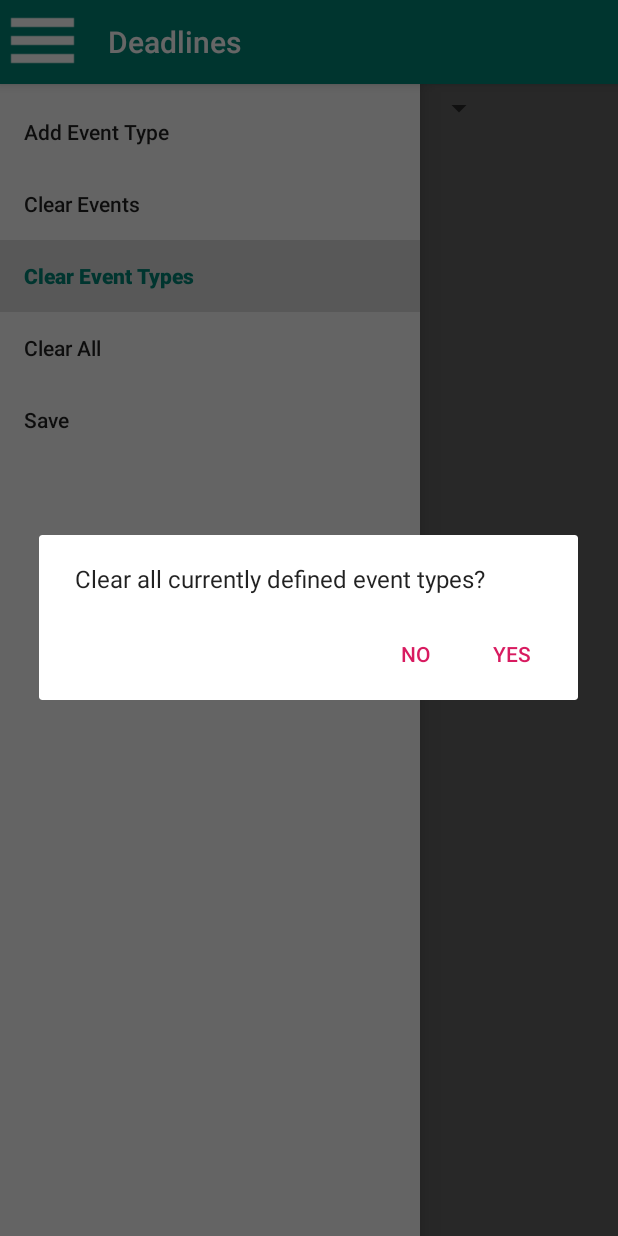
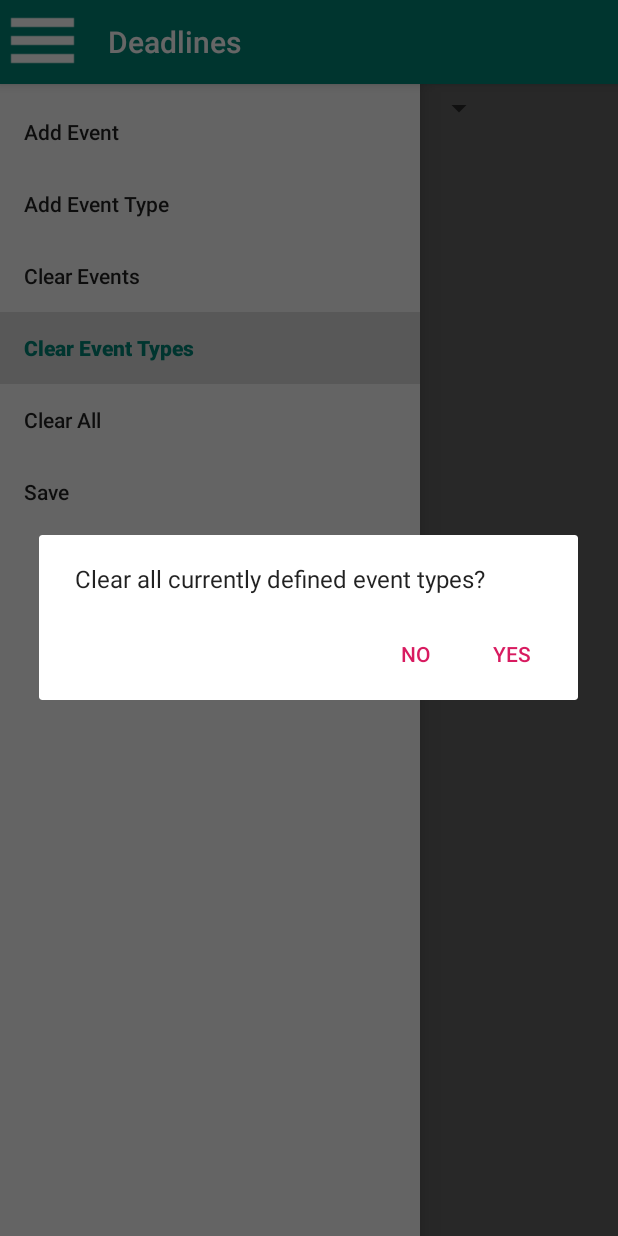
Before and after one commit to BrendanKiernan196/Deadlines, an Android app: the screen it shows after launch (MainActivity), in the side drawer, after a tap on "Clear Event Types", on a phone screen of 412 x 824 dp. Run offline under Robolectric (Android 15) with nearby library versions, the phone set to English and light mode, and no system bars.

Commit message:
Middleware 2
Add Event Type option in hm now fully functional and tested for bugs
Design for Add Event pop-up modelled, will most-likely resize the text and make it look more appealing

```diff
--- a/app/src/main/java/com/kiernan/deadlines/MainActivity.java
+++ b/app/src/main/java/com/kiernan/deadlines/MainActivity.java
@@ -11,6 +11,7 @@ import android.os.Bundle;
 import android.support.v7.widget.Toolbar;
 import android.view.MenuItem;
 import android.widget.EditText;
+import android.widget.RelativeLayout;
 
 /*
     Deadlines Project - Members
@@ -30,8 +31,12 @@ public class MainActivity extends AppCompatActivity {
 
     private DrawerLayout drawerLayout;
 
-    private AlertDialog newEventType, eventTypeFail,
+    private AlertDialog newEvent, newEventType, eventTypeFail,
             confirm, ceAlert, cetAlert, caAlert;
+
+    private RelativeLayout eventCreator;
+
+    private EditText eventTypeCreator;
 
     @Override
     protected void onCreate(Bundle savedInstanceState) {
@@ -47,6 +52,7 @@ public class MainActivity extends AppCompatActivity {
         drawerLayout = findViewById(R.id.drawer_layout);
 
         loadBags();
+        makeViews();
         makeDialogue();
         makeHamburger();
     }
@@ -68,6 +74,11 @@ public class MainActivity extends AppCompatActivity {
 
         eventTypeBag = new EventTypeBag(eventBag);
         //eventTypeBag.setTypeList(eventTypeBag.loadData());
+    }
+
+    public void makeViews(){
+        eventCreator = ((RelativeLayout) getLayoutInflater().inflate(R.layout.event_creator, null));
+        eventTypeCreator = ((EditText) getLayoutInflater().inflate(R.layout.event_type_creator, null));
     }
 
     public void makeDialogue(){
@@ -92,11 +103,11 @@ public class MainActivity extends AppCompatActivity {
                 newEventType.show();
             }
         });
-        builder.setMessage("An event type by this name exists.  Please try again.");
+        builder.setMessage("");
         eventTypeFail = builder.create();
 
         /*
-        Clear Event Confirmation
+        Clear All Events Confirmation
          */
         builder.setPositiveButton("Yes", new DialogInterface.OnClickListener() {
             public void onClick(DialogInterface dialog, int id) {
@@ -113,7 +124,7 @@ public class MainActivity extends AppCompatActivity {
         ceAlert = builder.create();
 
         /*
-        Clear Event Type Confirmation
+        Clear All Event Types Confirmation
          */
         builder.setPositiveButton("Yes", new DialogInterface.OnClickListener() {
             public void onClick(DialogInterface dialog, int id) {
@@ -130,7 +141,7 @@ public class MainActivity extends AppCompatActivity {
         cetAlert = builder.create();
 
         /*
-        Clear Event & Event Type Confirmation
+        Clear All Events & Event Types Confirmation
          */
         builder.setPositiveButton("Yes", new DialogInterface.OnClickListener() {
             public void onClick(DialogInterface dialog, int id) {
@@ -148,18 +159,32 @@ public class MainActivity extends AppCompatActivity {
         caAlert = builder.create();
 
         /*
-        Add New Event Dialogue
+        Add New Event Type Dialogue
          */
         builder.setMessage("Enter New Event Type:");
-        builder.setView(getLayoutInflater().inflate(R.layout.event_type_creator, null));
+        builder.setView(eventTypeCreator);
         builder.setPositiveButton("Add", new DialogInterface.OnClickListener() {
             public void onClick(DialogInterface dialog, int id) {
-                EditText et = findViewById(R.id.eventTypeCreator);
-                String s = et.getText().toString();
-                if(s != null && eventTypeBag.add(s)){
-                    confirm.show();
+                String s = eventTypeCreator.getText().toString().trim();
+                if(s != null){
+                    if(s.isEmpty() == false){
+                        if(eventTypeBag.add(s)) {
+                            //for(int i = 0; i < eventTypeBag.getListSize(); i++)System.out.println(eventTypeBag.getType(i).getName());
+                            eventTypeCreator.setText("");
+                            confirm.show();
+                        }
+                        else{
+                            eventTypeFail.setMessage("The type you entered already exists.");
+                            eventTypeFail.show();
+                        }
+                    }
+                    else{
+                        eventTypeFail.setMessage("Please enter a valid name");
+                        eventTypeFail.show();
+                    }
                 }
                 else{
+                    eventTypeFail.setMessage("The input string could not be accessed. Please try again");
                     eventTypeFail.show();
                 }
             }
@@ -170,6 +195,26 @@ public class MainActivity extends AppCompatActivity {
             }
         });
         newEventType = builder.create();
+
+        /*
+        Add new event dialogue
+         */
+        builder.setMessage("Enter New Event Type:");
+        builder.setView(eventCreator);
+        builder.setPositiveButton("Add", new DialogInterface.OnClickListener() {
+            public void onClick(DialogInterface dialog, int id) {
+
+                //To be added
+
+            }
+        });
+        builder.setNegativeButton("Cancel", new DialogInterface.OnClickListener() {
+            public void onClick(DialogInterface dialog, int id) {
+                //Close
+            }
+        });
+        newEvent = builder.create();
+
     }
 
     public void makeHamburger() {
@@ -181,7 +226,10 @@ public class MainActivity extends AppCompatActivity {
                     public boolean onNavigationItemSelected(MenuItem menuItem) {
                         menuItem.setChecked(true);
 
-                        if (menuItem.getTitle().equals("Add Event Type")) {
+                        if (menuItem.getTitle().equals("Add Event")) {
+                            newEvent.show();
+                        }
+                        else if (menuItem.getTitle().equals("Add Event Type")) {
                             newEventType.show();
                         }
                         else if (menuItem.getTitle().equals("Clear Events")) {
--- a/app/src/main/res/menu/drawer_view.xml
+++ b/app/src/main/res/menu/drawer_view.xml
@@ -4,6 +4,8 @@
 
     <group android:checkableBehavior="single">
 
+        <item android:id="@+id/addEvent"
+            android:title="Add Event"    />
         <item android:id="@+id/addEventType"
             android:title="Add Event Type"    />
         <item android:id="@+id/clearEvents"
```
Also changed, not shown: app/src/main/res/layout/event_creator.xml (added, +115 -0 lines).
